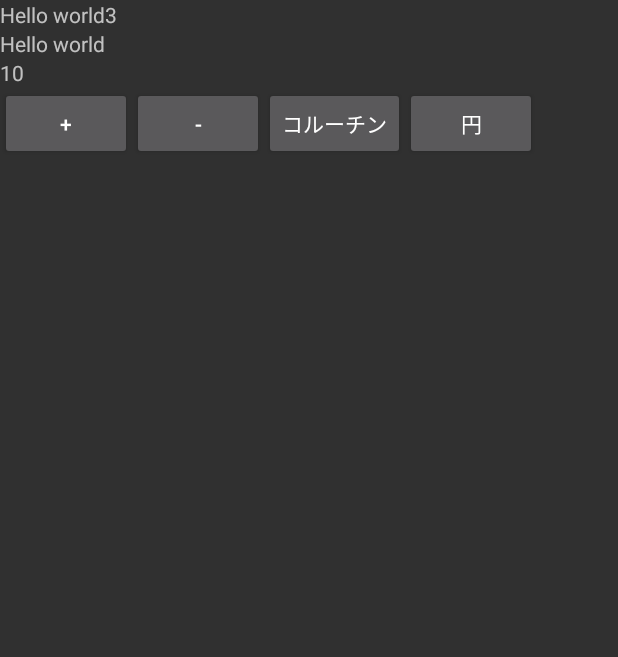
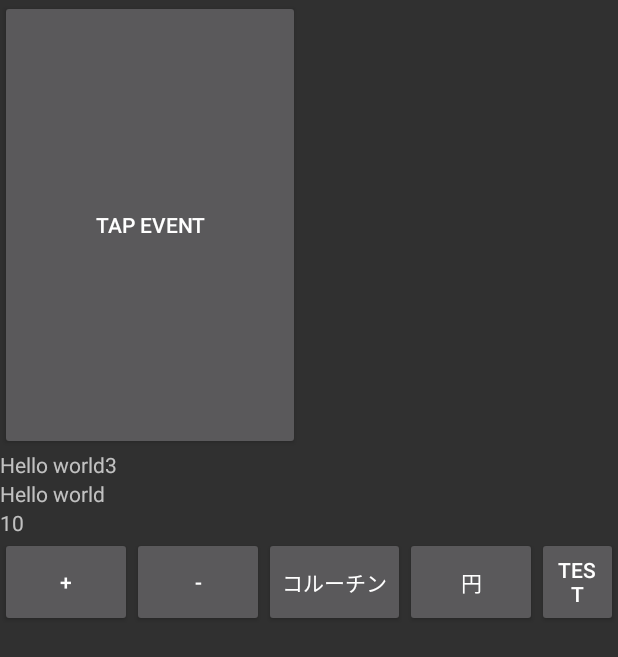
Before and after one commit to SUN-0613/AndroidNoActivityTest, an Android app: the screen it shows after launch (MainActivity), on a phone screen of 412 x 824 dp. Shown: the top 657 px of the screen. Run offline under Robolectric (Android 15) with nearby library versions, the phone set to English and light mode, and no system bars; our stand-ins replace data binding; 9 statements that could not run were skipped.

Commit message:
TAPイベント発生

```diff
--- a/app/src/main/java/com/noactivity/noactivitytest/MainActivity.kt
+++ b/app/src/main/java/com/noactivity/noactivitytest/MainActivity.kt
@@ -2,6 +2,7 @@ package com.noactivity.noactivitytest
 
 import MyApp.MyApplication
 import android.content.Context
+import android.hardware.input.InputManager
 import android.os.Bundle
 import android.view.LayoutInflater
 import android.view.View
@@ -45,6 +46,11 @@ class MainActivity : AppCompatActivity()
          */
         public var Instance: MainActivity? = null
 
+        fun getInputManager(): InputManager
+        {
+            return Instance!!.getSystemService(Context.INPUT_SERVICE) as InputManager
+        }
+
     }
 
 }
--- a/app/src/main/res/layout/activity_main.xml
+++ b/app/src/main/res/layout/activity_main.xml
@@ -21,6 +21,11 @@
             android:layout_height="match_parent"
             android:orientation="vertical"
             >
+            <Button
+                android:layout_width="200dp"
+                android:layout_height="300dp"
+                android:text="Tap Event"
+                />
             <TextView
                 android:layout_width="match_parent"
                 android:layout_height="wrap_content"
@@ -66,6 +71,12 @@
                     android:text="円"
                     android:onClick="@{() -> viewmodel.OnDrawCircle()}"
                     />
+                <Button
+                    android:layout_width="wrap_content"
+                    android:layout_height="match_parent"
+                    android:text="test"
+                    android:onClick="@{() -> viewmodel.sendTap()}"
+                    />
             </LinearLayout>
             <TextView
                 android:layout_width="match_parent"
```
Also changed, not shown: app/src/main/java/com/noactivity/noactivitytest/viewmodel/MainViewModel.kt (+89 -0 lines).
